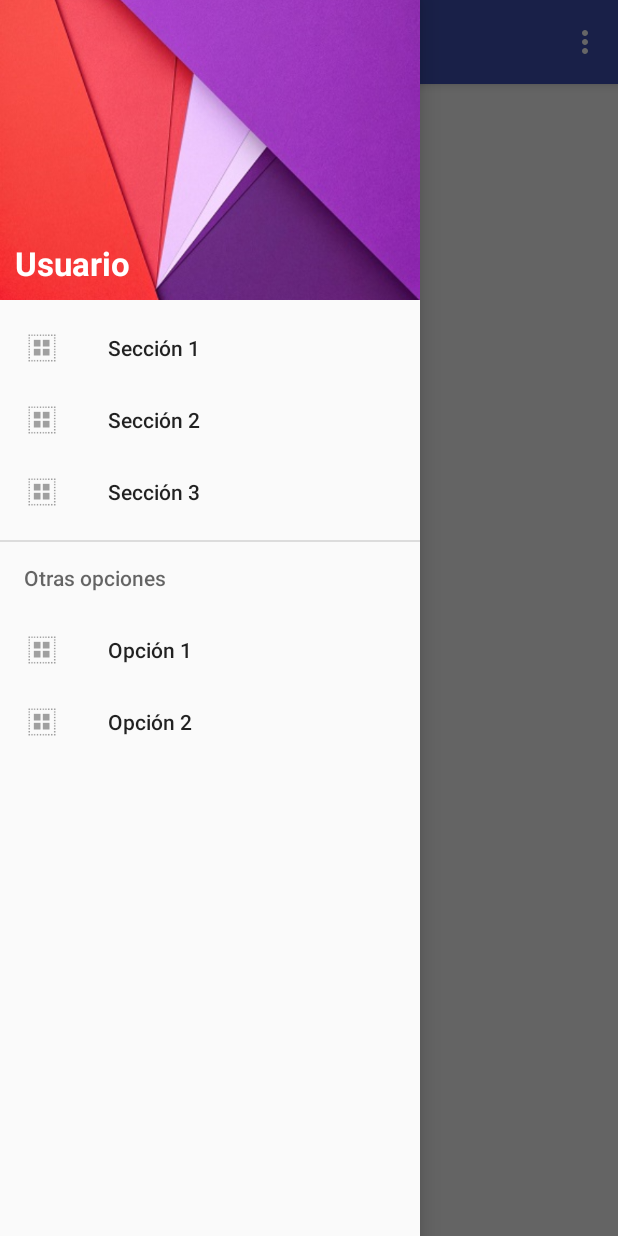
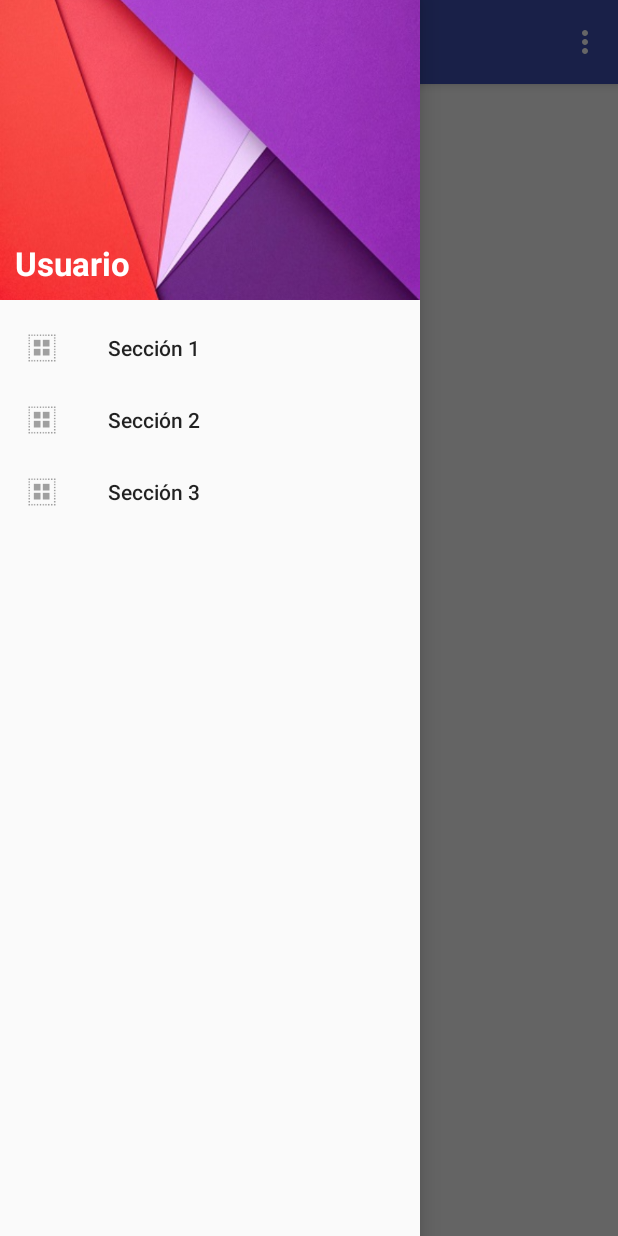
Before and after one commit to SergiGonzalezDAM/FoodXplorerCliente, an Android app: the screen it shows after launch (MainActivity), with the side drawer open, on a phone screen of 412 x 824 dp. Run offline under Robolectric (Android 15) with nearby library versions, the phone set to English and light mode, and no system bars.

Commit message:
Asiganada primera pantalla ofertas

```diff
--- a/app/src/main/java/com/foodxplorer/foodxplorer/MainActivity.java
+++ b/app/src/main/java/com/foodxplorer/foodxplorer/MainActivity.java
@@ -31,6 +31,13 @@ public class MainActivity extends AppCompatActivity {
 
         drawerLayout = (DrawerLayout)findViewById(R.id.drawer_layout);
 
+        /************************************
+         */
+        Fragment fragment = new Fragment1();
+        getSupportFragmentManager().beginTransaction()
+                .replace(R.id.content_frame, fragment)
+                .commit();
+        drawerLayout.closeDrawers();
         /*
         //Eventos del Drawer Layout
         drawerLayout.setDrawerListener(new DrawerLayout.DrawerListener() {
@@ -78,12 +85,6 @@ public class MainActivity extends AppCompatActivity {
                                 fragment = new Fragment3();
                                 fragmentTransaction = true;
                                 break;
-                            case R.id.menu_opcion_1:
-                                Log.i("NavigationView", "Pulsada opción 1");
-                                break;
-                            case R.id.menu_opcion_2:
-                                Log.i("NavigationView", "Pulsada opción 2");
-                                break;
                         }
 
                         if(fragmentTransaction) {
--- a/app/src/main/res/menu/menu_navview.xml
+++ b/app/src/main/res/menu/menu_navview.xml
@@ -14,19 +14,4 @@
             android:icon="@drawable/ic_menu"
             android:title="@string/seccion_3"/>
     </group>
-
-    <item
-        android:id="@+id/navigation_subheader"
-        android:title="@string/otras_opciones">
-        <menu>
-            <item
-                android:id="@+id/menu_opcion_1"
-                android:icon="@drawable/ic_menu"
-                android:title="@string/opcion_1"/>
-            <item
-                android:id="@+id/menu_opcion_2"
-                android:icon="@drawable/ic_menu"
-                android:title="@string/opcion_2"/>
-        </menu>
-    </item>
 </menu>
```
Also changed, not shown: app/src/main/res/layout/fragment_fragment1.xml (+24 -6 lines).
